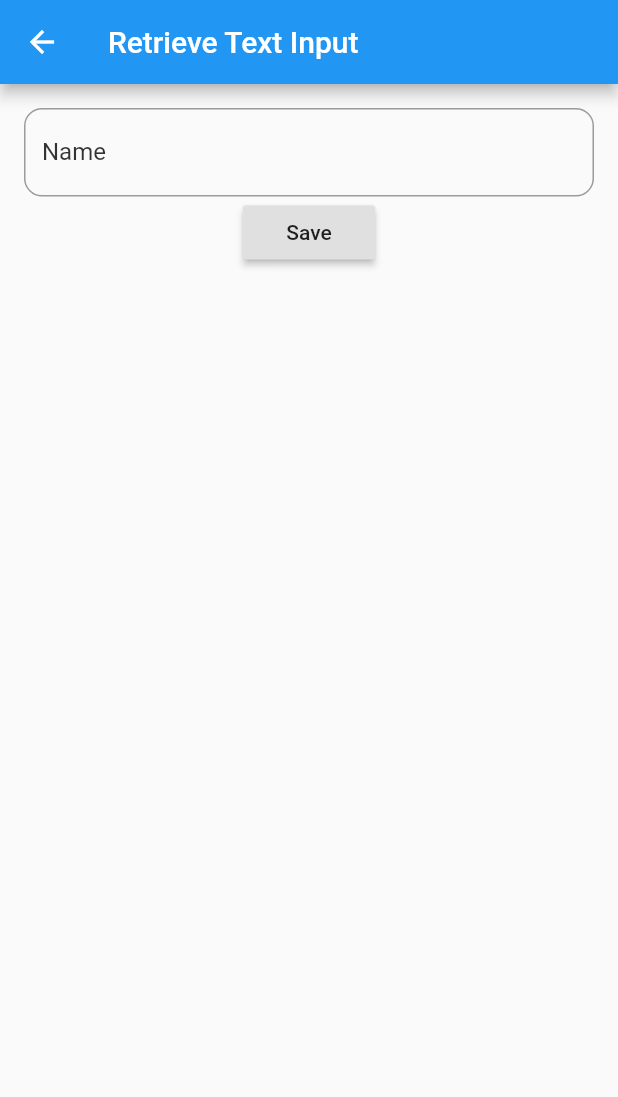
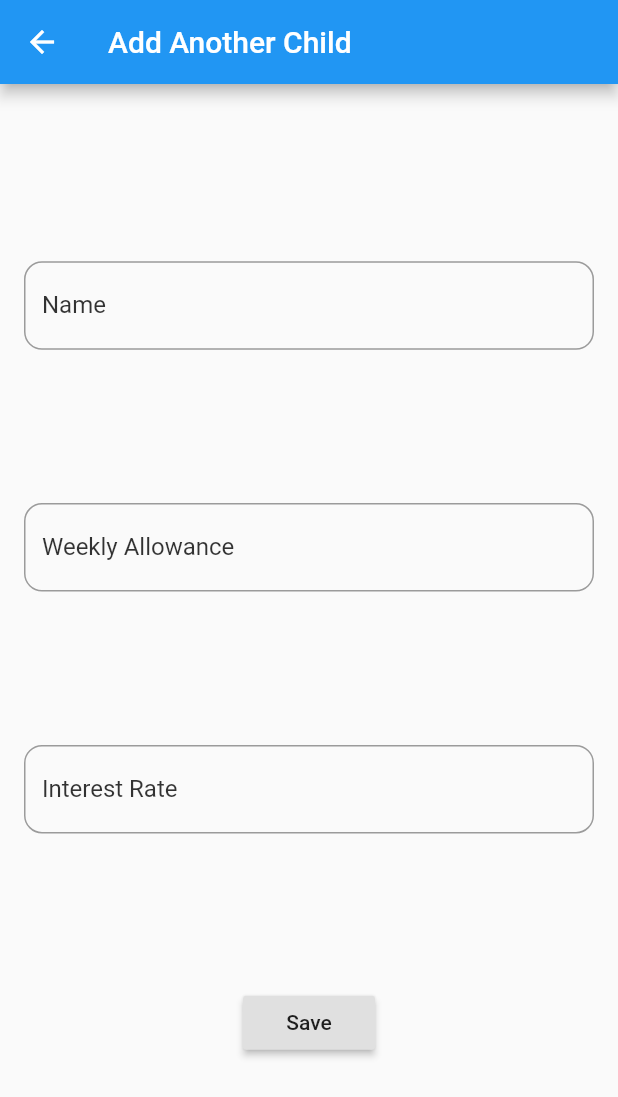
Before and after one commit to Emilywang98/Piggyfund, a Flutter app: the MyCustomForm screen opened directly, on a phone screen of 412 x 824 dp. Shown: the top 1097 px of the screen. Run offline on Flutter 3.47's test engine with Material 2 defaults, Android fonts, the phone set to English and light mode, and no system bars; our stand-ins replace fl_chart.

Commit message:
added the other columns aka name, interest rate and weekly allowance

```diff
--- a/piggy_fund/lib/new_child.dart
+++ b/piggy_fund/lib/new_child.dart
@@ -49,11 +49,12 @@ class _MyCustomFormState extends State<MyCustomForm> {
   Widget build(BuildContext context) {
     return Scaffold(
       appBar: AppBar(
-        title: Text('Retrieve Text Input'),
+        title: Text('Add Another Child'),
       ),
       body: Padding(
         padding: const EdgeInsets.all(16.0),
         child: Column(
+          mainAxisAlignment: MainAxisAlignment.spaceEvenly,
           children: <Widget>[
             TextField(
               controller: myController,
@@ -65,6 +66,32 @@ class _MyCustomFormState extends State<MyCustomForm> {
                   ),
                 ),
                 labelText: 'Name',
+                labelStyle: TextStyle(color: Colors.black.withOpacity(0.8)),
+              ),
+            ),
+            TextField(
+              controller: myController,
+              obscureText: false,
+              decoration: InputDecoration(
+                border: OutlineInputBorder(
+                  borderRadius: BorderRadius.all(
+                    const Radius.circular(12.0),
+                  ),
+                ),
+                labelText: 'Weekly Allowance',
+                labelStyle: TextStyle(color: Colors.black.withOpacity(0.8)),
+              ),
+            ),
+            TextField(
+              controller: myController,
+              obscureText: false,
+              decoration: InputDecoration(
+                border: OutlineInputBorder(
+                  borderRadius: BorderRadius.all(
+                    const Radius.circular(12.0),
+                  ),
+                ),
+                labelText: 'Interest Rate',
                 labelStyle: TextStyle(color: Colors.black.withOpacity(0.8)),
               ),
             ),
```
